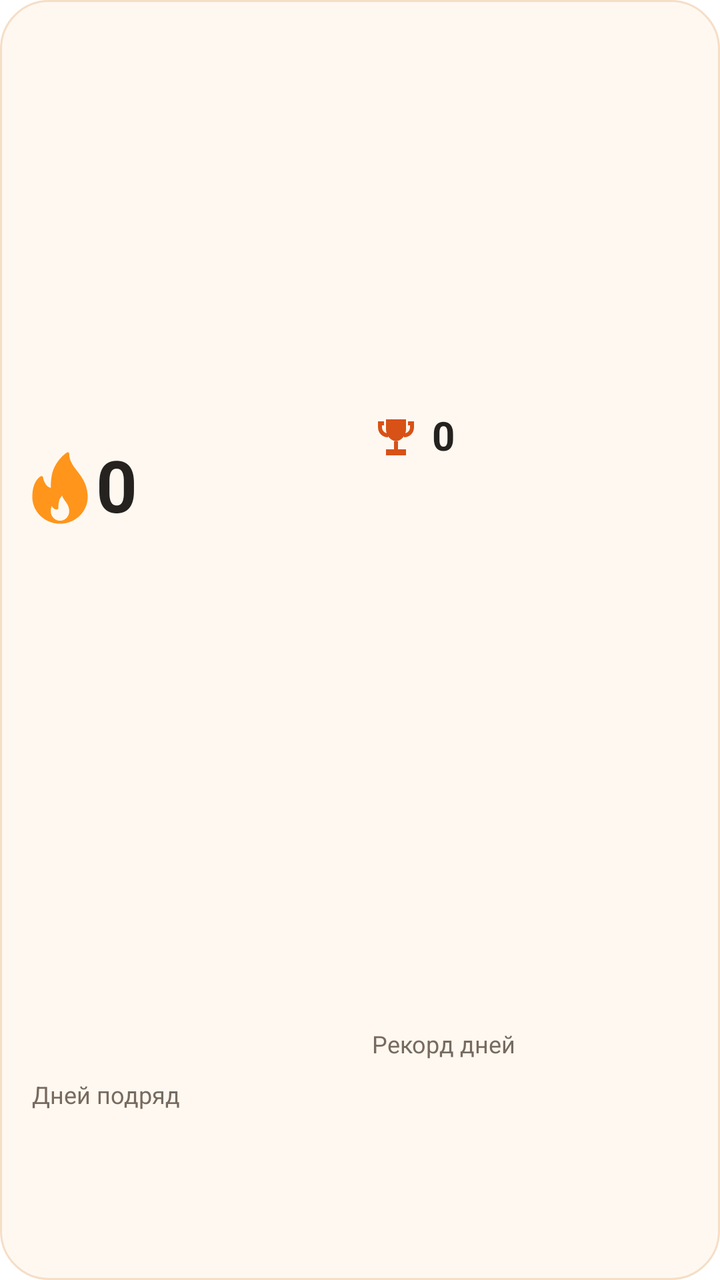
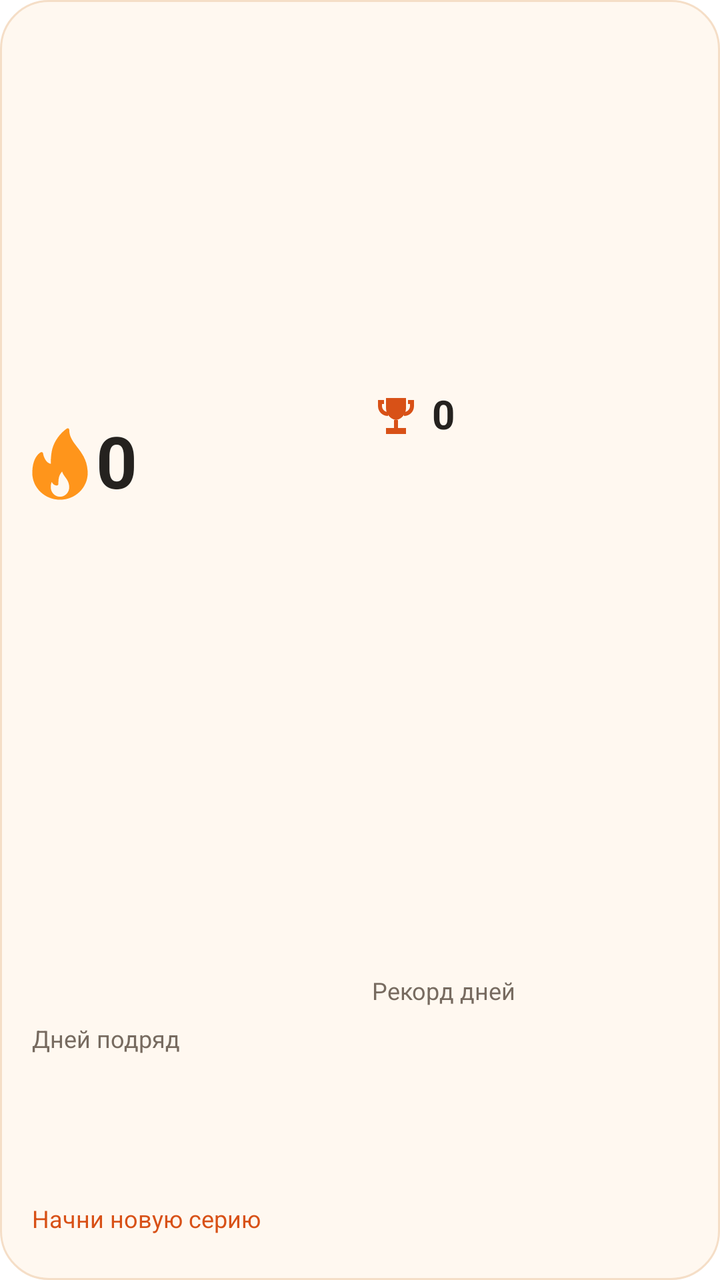

The first picture is an Android layout as it rendered before a commit; the second is the same layout after the commit. The layout source and the unified diff follow.
<!-- AndroidManifest.xml: fallback theme Theme.MaterialComponents.DayNight.NoActionBar -->
<!-- res/layout/streak_widget_wide.xml -->
<?xml version="1.0" encoding="utf-8"?>
<LinearLayout
    xmlns:android="http://schemas.android.com/apk/res/android"
    android:id="@+id/streak_root"
    android:layout_width="match_parent"
    android:layout_height="match_parent"
    android:orientation="vertical"
    android:padding="16dp"
    android:background="@drawable/streak_widget_background">
    <LinearLayout
        android:layout_width="match_parent"
        android:layout_height="0dp"
        android:layout_weight="1"
        android:orientation="horizontal">
        <LinearLayout
            android:layout_width="0dp"
            android:layout_height="match_parent"
            android:orientation="vertical"
            android:layout_weight="1">
            <LinearLayout
                android:layout_width="match_parent"
                android:layout_height="0dp"
                android:layout_weight="3"
                android:orientation="horizontal"
                android:gravity="center_vertical">
                <ImageView
                    android:id="@+id/streak_flame"
                    android:layout_width="28dp"
                    android:layout_height="match_parent"
                    android:src="@drawable/streak_widget_flame"
                    android:scaleType="fitCenter"
                    android:importantForAccessibility="no" />
                <TextView
                    android:id="@+id/streak_current"
                    android:layout_width="0dp"
                    android:layout_height="match_parent"
                    android:text="0"
                    android:textSize="36sp"
                    android:textColor="@color/streak_widget_text"
                    android:maxLines="1"
                    android:includeFontPadding="false"
                    android:gravity="center_vertical"
                    android:autoSizeTextType="uniform"
                    android:autoSizeMinTextSize="5sp"
                    android:autoSizeMaxTextSize="36sp"
                    android:autoSizeStepGranularity="1sp"
                    android:layout_weight="1"
                    android:textStyle="bold"
                    android:layout_marginStart="4dp" />
            </LinearLayout>
            <TextView
                android:id="@+id/streak_label"
                android:layout_width="match_parent"
                android:layout_height="0dp"
                android:text="@string/currentLabel"
                android:textSize="12sp"
                android:textColor="@color/streak_widget_secondary"
                android:maxLines="1"
                android:includeFontPadding="false"
                android:gravity="center_vertical"
                android:autoSizeTextType="uniform"
                android:autoSizeMinTextSize="5sp"
                android:autoSizeMaxTextSize="12sp"
                android:autoSizeStepGranularity="1sp"
                android:layout_weight="1" />
        </LinearLayout>
        <LinearLayout
            android:layout_width="0dp"
            android:layout_height="match_parent"
            android:orientation="vertical"
            android:layout_weight="1"
            android:layout_marginStart="12dp">
            <LinearLayout
                android:layout_width="match_parent"
                android:layout_height="0dp"
                android:layout_weight="2"
                android:orientation="horizontal"
                android:gravity="center_vertical">
                <ImageView
                    android:id="@+id/streak_trophy"
                    android:layout_width="24dp"
                    android:layout_height="match_parent"
                    android:src="@drawable/streak_widget_trophy"
                    android:scaleType="fitCenter"
                    android:importantForAccessibility="no" />
                <TextView
                    android:id="@+id/streak_best"
                    android:layout_width="0dp"
                    android:layout_height="match_parent"
                    android:text="0"
                    android:textSize="20sp"
                    android:textColor="@color/streak_widget_text"
                    android:maxLines="1"
                    android:includeFontPadding="false"
                    android:gravity="center_vertical"
                    android:autoSizeTextType="uniform"
                    android:autoSizeMinTextSize="5sp"
                    android:autoSizeMaxTextSize="20sp"
                    android:autoSizeStepGranularity="1sp"
                    android:textStyle="bold"
                    android:layout_marginStart="6dp"
                    android:layout_weight="1" />
            </LinearLayout>
            <TextView
                android:id="@+id/streak_best_label"
                android:layout_width="match_parent"
                android:layout_height="0dp"
                android:text="@string/bestLabel"
                android:textSize="12sp"
                android:textColor="@color/streak_widget_secondary"
                android:maxLines="1"
                android:includeFontPadding="false"
                android:gravity="center_vertical"
                android:autoSizeTextType="uniform"
                android:autoSizeMinTextSize="5sp"
                android:autoSizeMaxTextSize="12sp"
                android:autoSizeStepGranularity="1sp"
                android:layout_weight="1" />
        </LinearLayout>
    </LinearLayout>
    <TextView
        android:id="@+id/streak_status"
        android:layout_width="match_parent"
        android:layout_height="28dp"
        android:text="@string/startLabel"
        android:textSize="12sp"
        android:textColor="@color/streak_widget_accent"
        android:maxLines="2"
        android:includeFontPadding="false"
        android:gravity="center_vertical"
        android:autoSizeTextType="uniform"
        android:autoSizeMinTextSize="5sp"
        android:autoSizeMaxTextSize="12sp"
        android:autoSizeStepGranularity="1sp"
        android:layout_marginTop="4dp"
        android:visibility="gone" />
</LinearLayout>
<!-- resources referenced by this layout -->
<resources>
  <color name="streak_widget_accent">#D85117</color>
  <color name="streak_widget_secondary">#776B60</color>
  <color name="streak_widget_text">#25221F</color>
  <!-- drawable streak_widget_background (drawable) -->
  <shape xmlns:android="http://schemas.android.com/apk/res/android" android:shape="rectangle">
      <solid android:color="@color/streak_widget_background" />
      <corners android:radius="24dp" />
      <stroke android:width="1dp" android:color="@color/streak_widget_border" />
  </shape>
  <!-- drawable streak_widget_flame (drawable) -->
  <vector xmlns:android="http://schemas.android.com/apk/res/android"
      android:width="28dp" android:height="36dp"
      android:viewportWidth="388" android:viewportHeight="516">
      <group android:translateX="-62" android:translateY="2">
          <path android:fillColor="#FF951B"
              android:pathData="M446.906,299.769c-5.865-76.359-41.417-124.21-72.781-166.436C345.083,94.241,320,60.483,320,10.685 c0-4-2.24-7.656-5.792-9.489c-3.563-1.844-7.844-1.542-11.083,0.812c-47.104,33.706-86.406,90.515-100.135,144.719 c-9.531,37.737-10.792,80.161-10.969,108.18c-43.5-9.291-53.354-74.359-53.458-75.068c-0.49-3.375-2.552-6.312-5.552-7.916 c-3.031-1.583-6.594-1.698-9.667-0.177c-2.281,1.104-55.99,28.394-59.115,137.355C64.01,312.726,64,316.362,64,319.997 c0,105.857,86.135,191.987,192,191.987c0.146,0.01,0.302,0.031,0.427,0c0.042,0,0.083,0,0.135,0 C362.167,511.681,448,425.667,448,319.997C448,314.674,446.906,299.769,446.906,299.769z M256,490.652 c-35.292,0-64-30.581-64-68.172c0-1.281-0.01-2.573,0.083-4.156c0.427-15.853,3.438-26.675,6.74-33.873 c6.188,13.291,17.25,25.509,35.219,25.509c5.896,0,10.667-4.771,10.667-10.666c0-15.186,0.313-32.706,4.094-48.518 c3.365-14.02,11.406-28.936,21.594-40.893c4.531,15.52,13.365,28.081,21.99,40.341c12.344,17.54,25.104,35.675,27.344,66.6 c0.135,1.833,0.271,3.677,0.271,5.656C320,460.07,291.292,490.652,256,490.652z" />
      </group>
  </vector>
  <!-- drawable streak_widget_trophy (drawable) -->
  <vector xmlns:android="http://schemas.android.com/apk/res/android"
      android:width="24dp" android:height="24dp"
      android:viewportWidth="24" android:viewportHeight="24">
      <path android:fillColor="@color/streak_widget_accent"
          android:pathData="M7,3H17V8C17,11.1 14.8,13.6 12,14C9.2,13.6 7,11.1 7,8ZM11,14H13V18H17V21H7V18H11ZM3,4H6V6H5V7C5,8.6 6.3,10 8,10V12C5.2,12 3,9.8 3,7ZM18,4H21V7C21,9.8 18.8,12 16,12V10C17.7,10 19,8.6 19,7V6H18Z" />
  </vector>
  <string name="bestLabel">Рекорд дней</string>
  <string name="currentLabel">Дней подряд</string>
  <string name="startLabel">Начни новую серию</string>
  <color name="streak_widget_background">#FFF8F0</color>
  <color name="streak_widget_border">#F5DEC7</color>
</resources>

<!-- the commit's change to res/layout/streak_widget_wide.xml (unified diff, before → after) -->
@@ -132,6 +132,5 @@
         android:autoSizeMinTextSize="5sp"
         android:autoSizeMaxTextSize="12sp"
         android:autoSizeStepGranularity="1sp"
-        android:layout_marginTop="4dp"
-        android:visibility="gone" />
+        android:layout_marginTop="4dp" />
 </LinearLayout>
